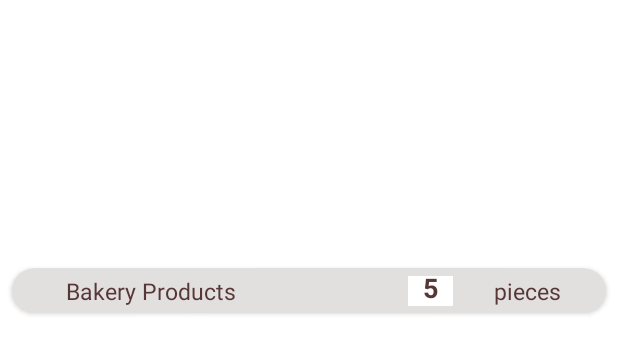
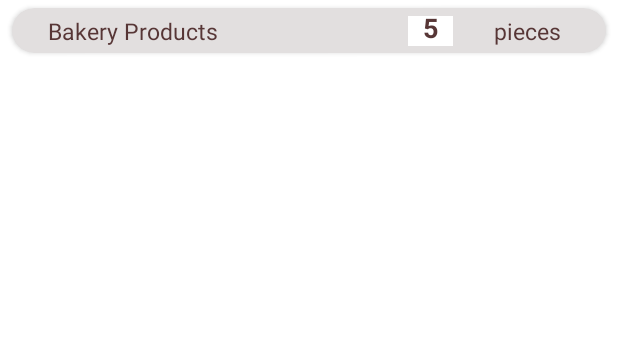
Before and after one commit to RuveydaBilir/Recipeasy, an Android app: the layout search_bar_fridge_ingredient.xml on its own in the app's theme, with its tools: preview values and no code run, on a phone screen of 412 x 824 dp. Shown: the top 354 px of the screen. Run offline under Robolectric (Android 15) with nearby library versions, the light colour scheme and no system bars.

Commit message:
Fridge search
finished. Enjoy

```diff
--- a/app/src/main/java/com/example/recipeasy/FridgeActivity.java
+++ b/app/src/main/java/com/example/recipeasy/FridgeActivity.java
@@ -78,7 +78,7 @@ public class FridgeActivity extends AppCompatActivity {
         addButton.setOnClickListener(new View.OnClickListener() {
             @Override
             public void onClick(View v) {
-                startActivity(new Intent(getApplicationContext(), Fridge_SearchForIngredientActivity.class));
+                startActivity(new Intent(FridgeActivity.this, Fridge_SearchForIngredientActivity.class));
                 //overridePendingTransition(R.anim.slide_in_right, R.anim.slide_out_left);
                 finish();
             }
--- a/app/src/main/res/layout/search_bar_fridge_ingredient.xml
+++ b/app/src/main/res/layout/search_bar_fridge_ingredient.xml
@@ -3,7 +3,7 @@
     xmlns:app="http://schemas.android.com/apk/res-auto"
     xmlns:tools="http://schemas.android.com/tools"
     android:layout_width="match_parent"
-    android:layout_height="match_parent"
+    android:layout_height="wrap_content"
     android:id="@+id/search_bar_fridge_ingredient">
     <androidx.cardview.widget.CardView
         android:layout_width="match_parent"
@@ -30,29 +30,28 @@
                 android:id="@+id/ingredient_name"
                 android:layout_width="wrap_content"
                 android:layout_height="wrap_content"
-                android:layout_marginStart="36dp"
+                android:layout_marginStart="24dp"
                 android:text="Bakery Products"
+                android:textColor="@color/bordo"
                 android:textSize="15dp"
-                android:textColor="@color/bordo"
                 app:layout_constraintBottom_toBottomOf="parent"
                 app:layout_constraintStart_toStartOf="parent"
-                app:layout_constraintTop_toTopOf="parent"
-                app:layout_constraintVertical_bias="0.523" />
+                app:layout_constraintTop_toTopOf="parent" />
 
             <EditText
                 android:id="@+id/ingredient_amount"
                 android:layout_width="30dp"
                 android:layout_height="20dp"
                 android:layout_marginStart="264dp"
-                android:layout_marginRight="84dp"
+                android:layout_marginEnd="28dp"
                 android:background="@color/white"
                 android:text="5"
                 android:textAlignment="center"
                 android:textColor="@color/bordo"
                 android:textStyle="bold"
+
                 app:layout_constraintBottom_toBottomOf="parent"
-                app:layout_constraintRight_toRightOf="parent"
-
+                app:layout_constraintEnd_toStartOf="@+id/ingredient_amount_type"
                 app:layout_constraintStart_toStartOf="parent"
                 app:layout_constraintTop_toTopOf="parent" />
 
```
Also changed, not shown: app/src/main/java/com/example/recipeasy/FridgeItemAdapter.java (added, +50 -0 lines), app/src/main/java/com/example/recipeasy/Fridge_SearchForIngredientActivity.java (+9 -3 lines), app/src/main/res/layout/activity_fridge_search_for_ingredient.xml (+6 -3 lines).
